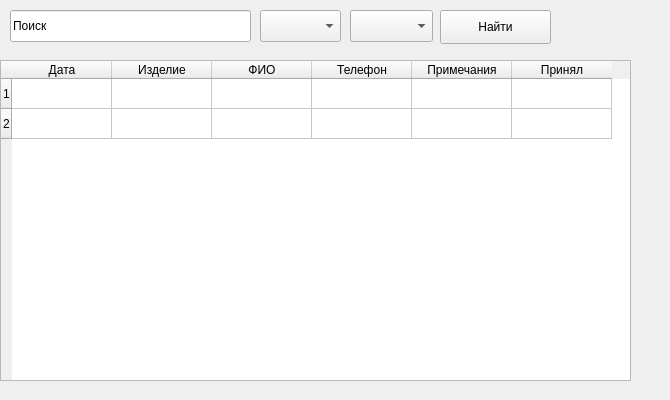
Old version of the form SearchWin.ui in the repository Traunquilizer/DB_UI.
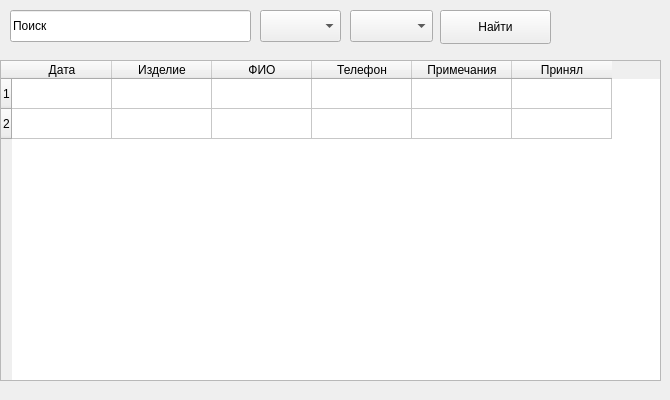
New version of the form.

```diff
--- a/SearchWin.ui
+++ b/SearchWin.ui
@@ -70,7 +70,7 @@
     <rect>
      <x>0</x>
      <y>60</y>
-     <width>631</width>
+     <width>661</width>
      <height>321</height>
     </rect>
    </property>
```
Left out of the diff: 2 changed lines with no effect on the pictures.
